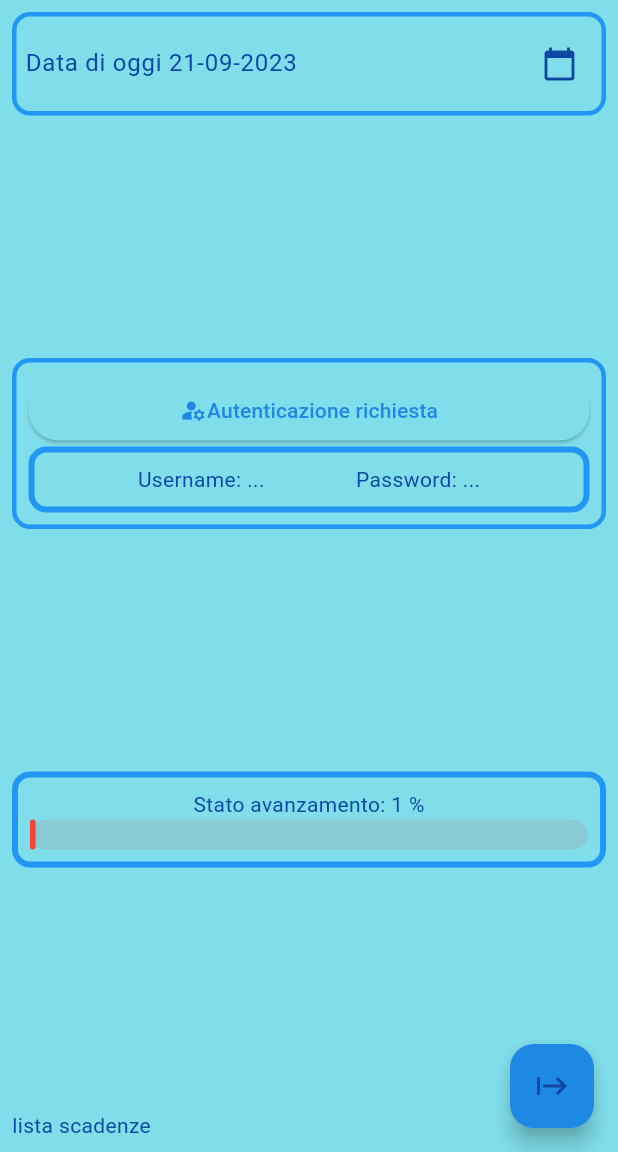
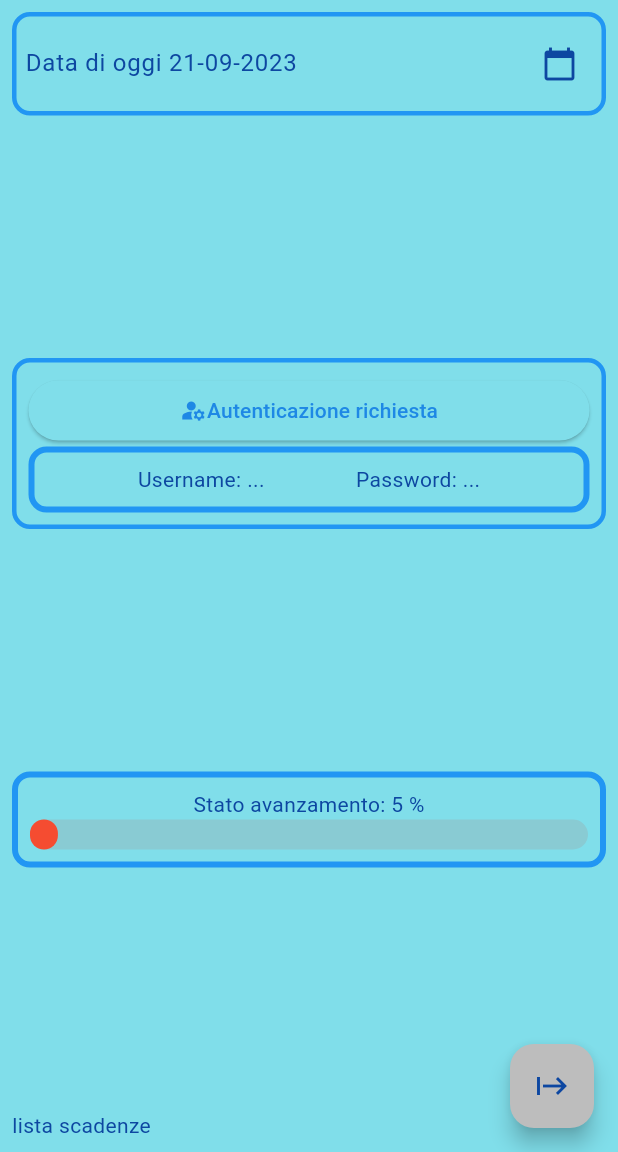
Before and after one commit to AdlaiSantopadre/logbook1_0_0, a Flutter app: the screen it shows after launch, on a phone screen of 412 x 824 dp, the part 84-1236 px from its top. Run offline on Flutter 3.47's test engine with Material 2 defaults, Android fonts, the phone set to English and light mode, and no system bars; our stand-ins replace flutter_hooks, flutter_riverpod, hooks_riverpod, sqflite; missing offline and left inert: autocomplete_textfield, flutter_rounded_date_picker; accounts and stored records are empty.

Commit message:
implementato uscita da App
 se totalProgress >= 80

```diff
--- a/lib/pages/homePage.dart
+++ b/lib/pages/homePage.dart
@@ -28,7 +28,6 @@ class HomePage extends HookConsumerWidget {
   String formattedDate = DateFormat('dd-MM-yyyy ').format(DateTime.now());
 
 
-
 // (show ListTile index number , name)  _widgetOptions[_selectedIndex],
   void _onItemTapped(int index, WidgetRef ref) {
     ref.read(selectedIndexProvider.notifier).state = index;
@@ -39,8 +38,7 @@ class HomePage extends HookConsumerWidget {
   Widget build(BuildContext context, WidgetRef ref) {
     debugPrint('Building $runtimeType');
 
-   final totalProgress = ref
-       .watch(totalProgressProvider);
+    final totalProgress = ref.watch(totalProgressProvider);
 
     final selectedIndex = ref
         .watch(selectedIndexProvider); // Riverpod provider for selected index
@@ -56,7 +54,6 @@ class HomePage extends HookConsumerWidget {
     // final authentication = ref.watch(authenticationProvider);
 
     return Scaffold(
-
       ///DRAWER ///DRAWER //
       drawer: Drawer(
         backgroundColor: Colors.blue.shade50,
@@ -97,11 +94,14 @@ class HomePage extends HookConsumerWidget {
               ),
               selected: selectedIndex == 1,
               onTap: () {
-                // Update the state of the app
+                // Update the state
                 _onItemTapped(1, ref);
                 Navigator.push(
                   context,
-                  MaterialPageRoute(builder: (context) => const PageVeicolo(title: 'Rapporto Percorrenze',)),
+                  MaterialPageRoute(
+                      builder: (context) => const PageVeicolo(
+                            title: 'Rapporto Percorrenze',
+                          )),
                 );
               },
             ),
@@ -116,7 +116,7 @@ class HomePage extends HookConsumerWidget {
               ),
               selected: selectedIndex == 2,
               onTap: () {
-                // Update the state of the app
+                // Update the state
                 _onItemTapped(2, ref);
                 Navigator.push(
                   context,
@@ -136,7 +136,7 @@ class HomePage extends HookConsumerWidget {
               ),
               selected: selectedIndex == 3,
               onTap: () {
-                // Update the state of the app
+                // Update the state
                 _onItemTapped(3, ref);
                 Navigator.push(
                   context,
@@ -188,18 +188,13 @@ class HomePage extends HookConsumerWidget {
             alignment: Alignment.centerRight),
         titleSpacing: 0.0,
         title: Container(
-          padding: EdgeInsets.all(8.0),
+          padding: const EdgeInsets.all(8.0),
           decoration: BoxDecoration(
-            /*border: Border.all(
-              color: Colors.blue,
-              width: 3,
-            ),*/
             borderRadius: BorderRadius.circular(12),
           ),
           child: const Text(
             "√ Diario di bordo",
             style: TextStyle(
-              //backgroundColor: Colors.blue,
               color: Colors.white,
               fontWeight: FontWeight.w800,
               fontFamily: 'Roboto',
@@ -222,7 +217,7 @@ class HomePage extends HookConsumerWidget {
             crossAxisAlignment: CrossAxisAlignment.stretch,
             children: [
               Container(
-                padding: EdgeInsets.all(4.0),
+                padding: const EdgeInsets.all(4.0),
                 decoration: BoxDecoration(
                     border: Border.all(
                       color: Colors.blue,
@@ -231,7 +226,7 @@ class HomePage extends HookConsumerWidget {
                     borderRadius: BorderRadius.circular(12)),
                 child: TextField(
                     //autofocus: true,
-                    style: TextStyle(fontSize: 15),
+                    style: const TextStyle(fontSize: 15),
                     textAlign: TextAlign.center,
                     controller: dateController,
                     //[index][0],
@@ -265,8 +260,8 @@ class HomePage extends HookConsumerWidget {
                         String formattedDate =
                             DateFormat('dd-MM-yyyy ').format(fixDate);
                         dateController.text = formattedDate;
-                        FocusScope.of(context).requestFocus(
-                            nextFocus); //mi permette di uscire senza avere lo scope e fcendo sparire la tastiera
+                      //  FocusScope.of(context).requestFocus(
+                      //      nextFocus); //mi permette di uscire senza avere lo scope e fcendo sparire la tastiera
                       }
                     }), //onTap
               ),
@@ -305,14 +300,14 @@ class HomePage extends HookConsumerWidget {
                         border: Border.all(width: 4, color: Colors.blue),
                         borderRadius: BorderRadius.circular(12),
                       ),
-                      padding: EdgeInsets.all(8.0),
+                      padding: const EdgeInsets.all(8.0),
                       child: Row(
                         mainAxisAlignment: MainAxisAlignment.spaceEvenly,
                         children: [
                           Text('Username: $username',
-                              style: TextStyle(fontSize: 14)),
+                              style: const TextStyle(fontSize: 14)),
                           Text('Password: $password',
-                              style: TextStyle(fontSize: 14)),
+                              style: const TextStyle(fontSize: 14)),
                         ],
                       ),
                     ),
@@ -349,10 +344,10 @@ class HomePage extends HookConsumerWidget {
                         //final totalProgress = ref.watch(totalProgressProvider);
                         return ProgressIndicatorWidget(totalProgress);
                       },
-                ),],
+                    ),
+                  ],
                 ),
               ),
-
 
               const Text('lista scadenze'),
             ],
@@ -372,8 +367,35 @@ class HomePage extends HookConsumerWidget {
 ////////BODYBODY/////////BODYBODY//
       floatingActionButton: FloatingActionButton(
         foregroundColor: Colors.blue.shade900,
+        backgroundColor:
+            ((ref.watch(totalProgressProvider.notifier).state >= 80)) ? Colors.blue.shade200 : Colors.grey.shade400,
         onPressed: () {
-          // da implementare Exit
+          if (ref.watch(totalProgressProvider.notifier).state >= 80) {
+            showDialog(
+                context: context,
+                builder: (BuildContext context) {
+                  return AlertDialog(
+                    title: const Text('Exit App'),
+                    content: const Text('Buon lavoro, hai completato tutto.OK?'),
+                    actions: <Widget>[
+                      TextButton(
+                        child: const Text('No'),
+                        onPressed: () {
+                          Navigator.of(context).pop();
+                        },
+                      ),
+                      TextButton(
+                        child: const Text('Yes'),
+                        onPressed: () {
+                          Navigator.of(context).pop();
+                          // Close the app when "Yes" is pressed
+                          Navigator.of(context).pop();
+                        },
+                      ),
+                    ],
+                  );
+                });
+          }
         },
         tooltip: 'Ok,puoi iniziare',
         child: const Icon(Icons.start_sharp),
--- a/lib/providers.dart
+++ b/lib/providers.dart
@@ -4,7 +4,7 @@ import 'package:sqflite/sqflite.dart';
 import 'package:logbook1_0_0/models/modelUserCredential.dart';
 import 'package:logbook1_0_0/widgets/authentication copy.dart';
 
-final totalProgressProvider = StateProvider<int>((ref) => 1);
+final totalProgressProvider = StateProvider<int>((ref) => 5);
 //used to manage the total progress ./
 
 final selectedIndexProvider = StateProvider<int>((ref) => 0);
```
Also changed, not shown: lib/main.dart (+0 -10 lines). Lines whose indentation alone changed are shown as unchanged.
